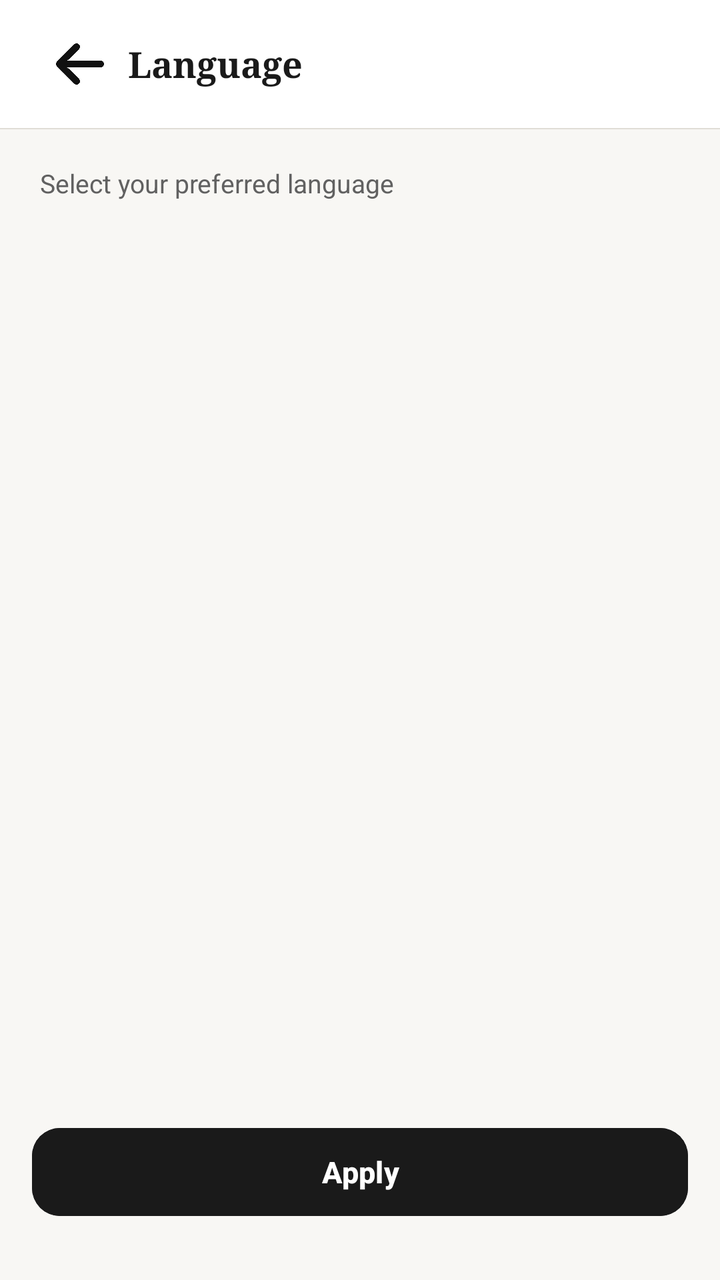
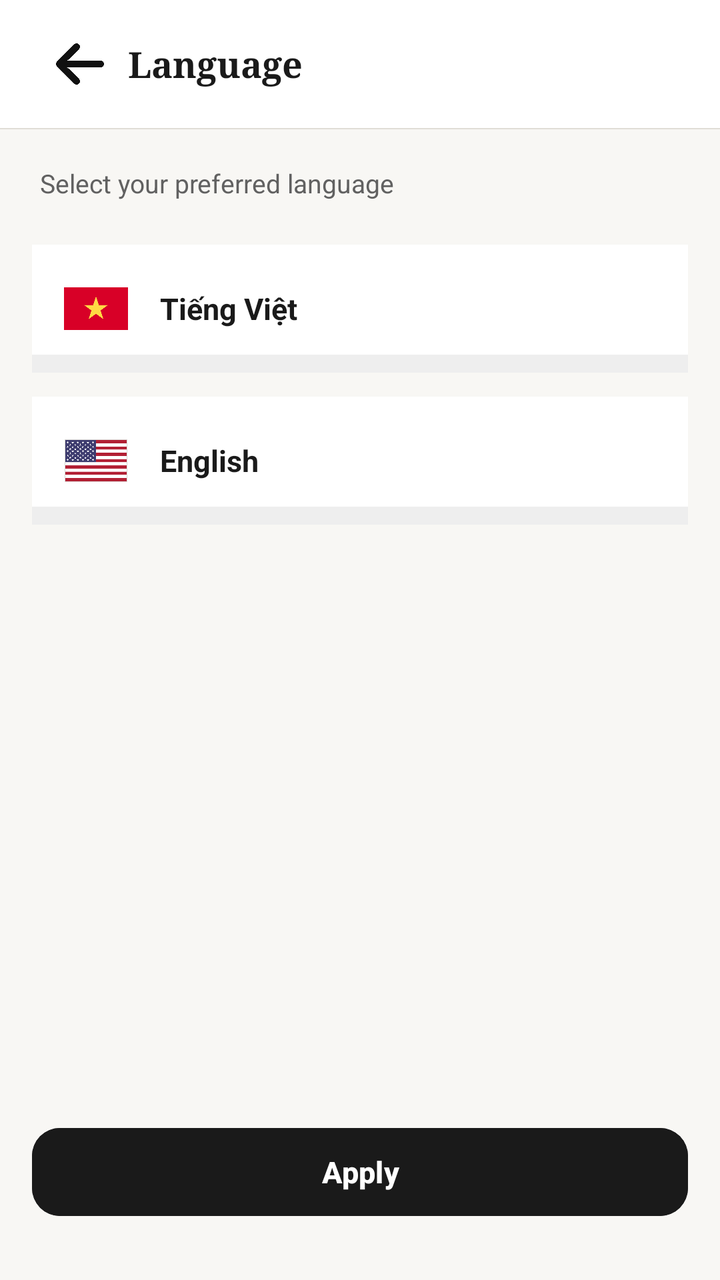

Screens rendered from an Android XML layout before and after an edit, with the pre-edit source and the edit as a unified diff.
<!-- AndroidManifest.xml: application theme Theme.Homi -->
<!-- res/layout/activity_language.xml -->
<?xml version="1.0" encoding="utf-8"?>
<LinearLayout
    xmlns:android="http://schemas.android.com/apk/res/android"
    xmlns:app="http://schemas.android.com/apk/res-auto"
    android:layout_width="match_parent"
    android:layout_height="match_parent"
    android:orientation="vertical"
    android:background="#F8F7F4">

    
    <androidx.appcompat.widget.Toolbar
        android:id="@+id/toolbar_language"
        android:layout_width="match_parent"
        android:layout_height="?attr/actionBarSize"
        android:background="@color/bg_card"
        android:elevation="0dp">

        <ImageButton
            android:id="@+id/btnBack"
            android:layout_width="48dp"
            android:layout_height="48dp"
            android:src="@drawable/arrow"
            android:background="#FFFFFF"
            android:contentDescription="@string/back"
            android:padding="12dp"
            android:scaleType="fitCenter"
            app:tint="#111111" />

        
        <TextView
            android:layout_width="wrap_content"
            android:layout_height="wrap_content"
            android:layout_marginStart="10dp"
            android:text="@string/language"
            android:textColor="#1A1A1A"
            android:textSize="18sp"
            android:textStyle="bold"
            android:fontFamily="serif" />

    </androidx.appcompat.widget.Toolbar>

    
    <View
        android:layout_width="match_parent"
        android:layout_height="0.5dp"
        android:background="#E0DDD6" />

    
    <TextView
        android:layout_width="match_parent"
        android:layout_height="wrap_content"
        android:paddingStart="20dp"
        android:paddingTop="18dp"
        android:paddingEnd="20dp"
        android:paddingBottom="10dp"
        android:text="@string/select_your_preferred_language"
        android:textColor="#616161"
        android:textSize="13sp"
        android:lineSpacingMultiplier="1.4" />

    
    <ScrollView
        android:layout_width="match_parent"
        android:layout_height="0dp"
        android:layout_weight="1"
        android:contentDescription="@string/select_your_preferred_language"
        android:scrollbars="none">

        <LinearLayout
            android:id="@+id/language_list_container"
            android:layout_width="match_parent"
            android:layout_height="wrap_content"
            android:orientation="vertical"
            android:paddingStart="16dp"
            android:paddingEnd="16dp"
            android:paddingTop="4dp"
            android:paddingBottom="16dp" />

    </ScrollView>

    
    <LinearLayout
        android:layout_width="match_parent"
        android:layout_height="wrap_content"
        android:paddingStart="16dp"
        android:paddingEnd="16dp"
        android:paddingTop="12dp"
        android:paddingBottom="28dp">

        <com.google.android.material.button.MaterialButton
            android:id="@+id/btn_apply_language"
            android:layout_width="0dp"
            android:layout_weight="1"
            android:layout_height="52dp"
            android:backgroundTint="#1A1A1A"
            android:stateListAnimator="@null"
            android:text="@string/apply"
            android:textAllCaps="false"
            android:textColor="#FFFFFF"
            android:textSize="15sp"
            android:textStyle="bold"
            app:cornerRadius="14dp" />

    </LinearLayout>

</LinearLayout>
<!-- resources referenced by this layout -->
<resources>
  <color name="bg_card">#FFFFFF</color>
  <!-- drawable arrow: png bitmap (drawable, 7401 bytes) -->
  <string name="apply">Apply</string>
  <string name="back">Back</string>
  <string name="language">Language</string>
  <string name="select_your_preferred_language">Select your preferred language</string>
  <style name="Theme.Homi" parent="Base.Theme.Homi" />
  <style name="Base.Theme.Homi" parent="Theme.Material3.DayNight.NoActionBar">
          
          
      </style>
</resources>

<!-- the commit's change to res/layout/activity_language.xml (unified diff, before → after) -->
@@ -74,7 +74,83 @@
             android:paddingStart="16dp"
             android:paddingEnd="16dp"
             android:paddingTop="4dp"
-            android:paddingBottom="16dp" />
+            android:paddingBottom="16dp">
+
+            
+            <LinearLayout
+                android:id="@+id/layoutVietnamese"
+                android:layout_width="match_parent"
+                android:layout_height="64dp"
+                android:layout_marginTop="8dp"
+                android:background="@drawable/bg_language_item"
+                android:clickable="true"
+                android:focusable="true"
+                android:gravity="center_vertical"
+                android:paddingStart="16dp"
+                android:paddingEnd="16dp">
+
+                <ImageView
+                    android:layout_width="32dp"
+                    android:layout_height="32dp"
+                    android:src="@drawable/vietnam_flag" />
+
+                <TextView
+                    android:layout_width="0dp"
+                    android:layout_height="wrap_content"
+                    android:layout_marginStart="16dp"
+                    android:layout_weight="1"
+                    android:text="Tiếng Việt"
+                    android:textColor="#1A1A1A"
+                    android:textSize="15sp"
+                    android:textStyle="bold" />
+
+                <ImageView
+                    android:id="@+id/checkVietnamese"
+                    android:layout_width="20dp"
+                    android:layout_height="20dp"
+                    android:src="@drawable/check"
+                    android:visibility="gone"
+                    app:tint="#1A1A1A" />
+            </LinearLayout>
+
+            
+            <LinearLayout
+                android:id="@+id/layoutEnglish"
+                android:layout_width="match_parent"
+                android:layout_height="64dp"
+                android:layout_marginTop="12dp"
+                android:background="@drawable/bg_language_item"
+                android:clickable="true"
+                android:focusable="true"
+                android:gravity="center_vertical"
+                android:paddingStart="16dp"
+                android:paddingEnd="16dp">
+
+                <ImageView
+                    android:layout_width="32dp"
+                    android:layout_height="32dp"
+                    android:src="@drawable/america_flag" />
+
+                <TextView
+                    android:layout_width="0dp"
+                    android:layout_height="wrap_content"
+                    android:layout_marginStart="16dp"
+                    android:layout_weight="1"
+                    android:text="English"
+                    android:textColor="#1A1A1A"
+                    android:textSize="15sp"
+                    android:textStyle="bold" />
+
+                <ImageView
+                    android:id="@+id/checkEnglish"
+                    android:layout_width="20dp"
+                    android:layout_height="20dp"
+                    android:src="@drawable/check"
+                    android:visibility="gone"
+                    app:tint="#1A1A1A" />
+            </LinearLayout>
+
+        </LinearLayout>
 
     </ScrollView>
 
@@ -88,7 +164,7 @@
         android:paddingBottom="28dp">
 
         <com.google.android.material.button.MaterialButton
-            android:id="@+id/btn_apply_language"
+            android:id="@+id/btnApply"
             android:layout_width="0dp"
             android:layout_weight="1"
             android:layout_height="52dp"
<!-- resource entries referenced after the edit -->
@@ -1,12 +1,32 @@
 <!-- resources referenced by this layout -->
 <resources>
   <color name="bg_card">#FFFFFF</color>
+  <!-- drawable america_flag: png bitmap (drawable, 23661 bytes) -->
   <!-- drawable arrow: png bitmap (drawable, 7401 bytes) -->
+  <!-- drawable bg_language_item (drawable) -->
+  <?xml version="1.0" encoding="utf-8"?>
+  <layer-list xmlns:android="http://schemas.android.com/apk/res/android">
+      <item>
+          <shape android:shape="rectangle">
+              <solid android:color="@color/pp_white" />
+          </shape>
+      </item>
+      
+      <item android:top="55dp">
+          <shape android:shape="rectangle">
+              <solid android:color="@color/pp_divider" />
+          </shape>
+      </item>
+  </layer-list>
+  <!-- drawable check: png bitmap (drawable, 6641 bytes) -->
+  <!-- drawable vietnam_flag: png bitmap (drawable, 5951 bytes) -->
   <string name="apply">Apply</string>
   <string name="back">Back</string>
   <string name="language">Language</string>
   <string name="select_your_preferred_language">Select your preferred language</string>
   <style name="Theme.Homi" parent="Base.Theme.Homi" />
+  <color name="pp_white">#FFFFFFFF</color>
+  <color name="pp_divider">#EEEEEE</color>
   <style name="Base.Theme.Homi" parent="Theme.Material3.DayNight.NoActionBar">
           
           
